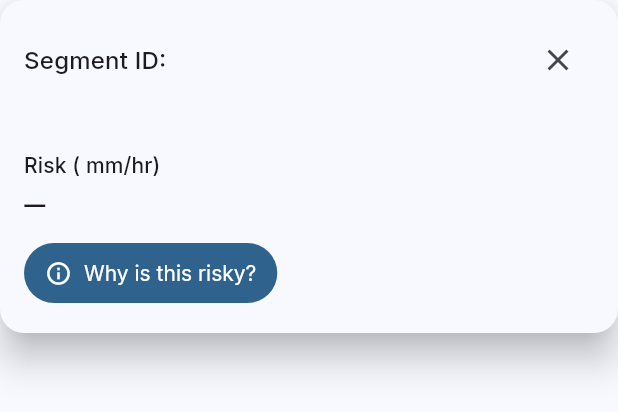
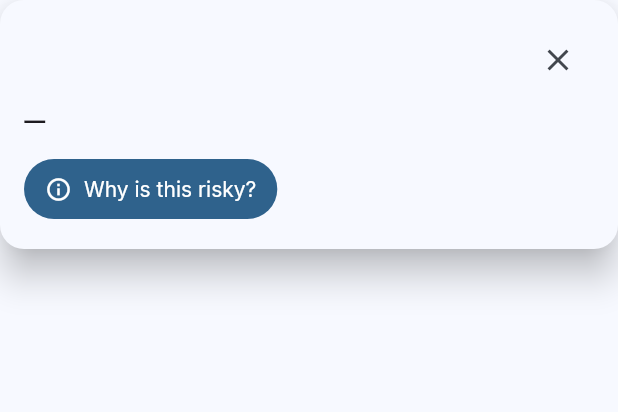
Before and after one commit to KubangPawis/project-sbafn, a Flutter app: the _SegmentPopover widget shown alone on an empty page, opened directly with empty values, on a phone screen of 412 x 824 dp. Shown: the top 412 px of the screen. Run offline on Flutter 3.47's test engine with Material 3 defaults, Android fonts, the phone set to English and light mode, and no system bars; our stand-ins replace csv, flutter_dotenv, flutter_markdown, google_fonts, visibility_detector; missing offline and left inert: maplibre_gl.

Commit message:
feat(frontend): improve segment popover design

```diff
--- a/project_sbafn/lib/story/story_map_page.dart
+++ b/project_sbafn/lib/story/story_map_page.dart
@@ -458,8 +458,7 @@ class _SegmentPopover extends StatelessWidget {
     final p = props;
     if (p == null) return const SizedBox.shrink();
 
-    final segId = p['seg_id']?.toString() ?? '—';
-    final street = _nameOf(p);
+    final streetLabel = p["street_label"]?.toString() ?? '—';
     final (band, score) = _riskOf(p);
 
     return Card(
@@ -476,7 +475,7 @@ class _SegmentPopover extends StatelessWidget {
               children: [
                 Expanded(
                   child: Text(
-                    'Segment ID: $segId',
+                    streetLabel,
                     style: Theme.of(context).textTheme.titleMedium,
                   ),
                 ),
@@ -485,30 +484,6 @@ class _SegmentPopover extends StatelessWidget {
                   onPressed: onClose,
                   tooltip: 'Close',
                 ),
-              ],
-            ),
-            const SizedBox(height: 4),
-            Text(street),
-            const SizedBox(height: 12),
-            Row(
-              mainAxisAlignment: MainAxisAlignment.spaceBetween,
-              children: [
-                Text(
-                  'Risk ($scenario mm/hr)',
-                  style: Theme.of(context).textTheme.labelLarge,
-                ),
-                if (score.isNotEmpty)
-                  Container(
-                    padding: const EdgeInsets.symmetric(
-                      horizontal: 8,
-                      vertical: 4,
-                    ),
-                    decoration: BoxDecoration(
-                      color: Colors.black.withOpacity(0.05),
-                      borderRadius: BorderRadius.circular(12),
-                    ),
-                    child: Text('$score / 100'),
-                  ),
               ],
             ),
             const SizedBox(height: 6),
```
